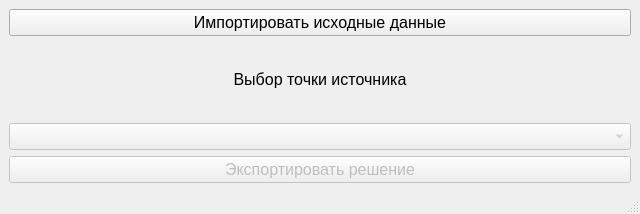
Qt form mainwindow.ui (hosglial/courseProgMethods) before a commit.
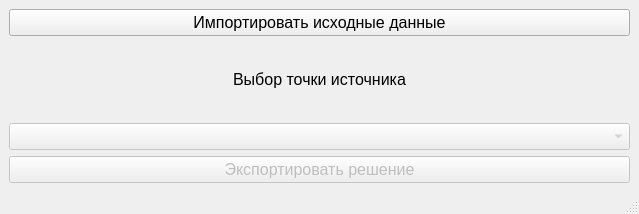
The same form after that commit.

Commit message: Changed names, refractoring

Patch:
```diff
--- a/mainwindow.ui
+++ b/mainwindow.ui
@@ -6,7 +6,7 @@
    <rect>
     <x>0</x>
     <y>0</y>
-    <width>640</width>
+    <width>639</width>
     <height>214</height>
    </rect>
   </property>
```
Left out of the diff: 2 changed lines with no effect on the pictures. The commit also changes 2 other files.
